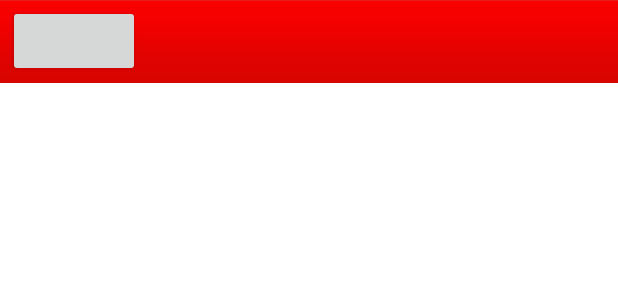
After one commit to salmonzhang/News, an Android app: the layout news_center_frame.xml on its own in the app's theme, with its tools: preview values and no code run, on a phone screen of 412 x 824 dp. The commit adds this screen. Shown: the top 300 px of the screen. Run offline under Robolectric (Android 15) with nearby library versions, the phone set to English and light mode, and no system bars.

Commit message:
新闻中心页面切换逻辑

```diff
--- /dev/null
+++ b/app/src/main/res/layout/layout_title_bar.xml
@@ -0,0 +1,73 @@
+<?xml version="1.0" encoding="utf-8"?>
+<LinearLayout xmlns:android="http://schemas.android.com/apk/res/android"
+    android:id="@+id/title_bar"
+    android:layout_width="match_parent"
+    android:layout_height="55dp"
+    android:background="@drawable/title_red_bg2"
+    android:gravity="center_vertical"
+    android:orientation="horizontal" >
+
+    <Button
+        android:id="@+id/btn_left"
+        android:layout_width="wrap_content"
+        android:layout_height="wrap_content"
+        android:layout_marginLeft="5dp"
+        android:padding="5dp"
+        android:text="" />
+
+    <ImageButton
+        android:id="@+id/imgbtn_left"
+        android:layout_width="40dp"
+        android:layout_height="40dp"
+        android:layout_marginLeft="5dp"
+        android:layout_marginRight="5dp"
+        android:background="@android:color/transparent"
+        android:scaleType="centerInside" />
+
+    <RelativeLayout
+        android:layout_width="0dip"
+        android:layout_height="wrap_content"
+        android:layout_weight="1" >
+
+        <TextView
+            android:id="@+id/txt_title"
+            android:layout_width="wrap_content"
+            android:layout_height="wrap_content"
+            android:layout_centerInParent="true"
+            android:drawablePadding="5dp"
+            android:gravity="center"
+            android:textColor="#fff"
+            android:textSize="20sp"
+            android:singleLine="true"
+            android:text="" />
+    </RelativeLayout>
+
+    <ImageButton
+        android:id="@+id/imgbtn_text"
+        android:layout_width="40dp"
+        android:layout_height="40dp"
+        android:layout_marginLeft="5dp"
+        android:layout_marginRight="5dp"
+        android:visibility="gone"
+        android:background="@android:color/transparent"
+        android:scaleType="centerInside" />
+
+    <ImageButton
+        android:id="@+id/imgbtn_right"
+        android:layout_width="40dp"
+        android:layout_height="40dp"
+        android:layout_marginLeft="5dp"
+        android:layout_marginRight="5dp"
+        android:background="@android:color/transparent"
+        android:scaleType="centerInside" />
+
+    <ImageButton
+        android:id="@+id/btn_right"
+        android:layout_width="40dp"
+        android:layout_height="40dp"
+        android:layout_marginLeft="5dp"
+        android:layout_marginRight="5dp"
+        android:background="@android:color/transparent"
+        android:scaleType="centerInside"  />
+
+</LinearLayout>
--- /dev/null
+++ b/app/src/main/res/layout/news_center_frame.xml
@@ -0,0 +1,18 @@
+<?xml version="1.0" encoding="utf-8"?>
+<RelativeLayout xmlns:android="http://schemas.android.com/apk/res/android"
+    android:layout_width="match_parent"
+    android:layout_height="match_parent"
+    android:background="#fff"
+    android:orientation="vertical" >
+
+    <include
+        android:id="@+id/title_bar"
+        layout="@layout/layout_title_bar" />
+
+    <FrameLayout
+        android:layout_below="@id/title_bar"
+        android:id="@+id/news_center_fl"
+        android:layout_width="match_parent"
+        android:layout_height="match_parent" />
+
+</RelativeLayout>
```
Also changed, not shown: app/src/main/java/com/example/news/home/NewCenterPage.java (+26 -4 lines), app/src/main/java/com/example/news/menu/ActionPage.java (added, +32 -0 lines), app/src/main/java/com/example/news/menu/NewPage.java (added, +31 -0 lines), app/src/main/java/com/example/news/menu/PicPage.java (added, +32 -0 lines), app/src/main/java/com/example/news/menu/TopicPage.java (added, +31 -0 lines), app/src/main/res/drawable/title_red_bg2.png (added).
